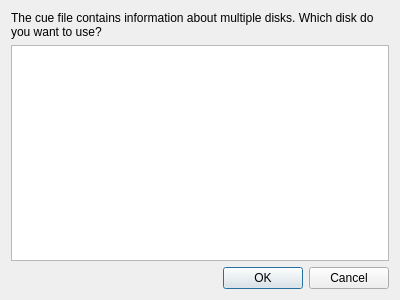
Above: gui/cuediskselectdialog/cuediskselectdialog.ui from flacon/flacon before the change. Below: the same form after it.
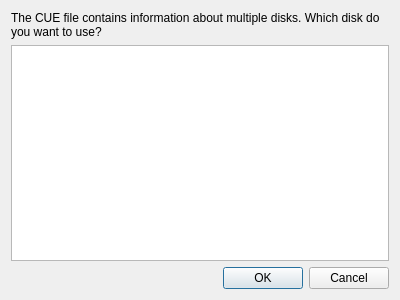
That is the form after the change.

```diff
--- a/gui/cuediskselectdialog/cuediskselectdialog.ui
+++ b/gui/cuediskselectdialog/cuediskselectdialog.ui
@@ -17,7 +17,7 @@
    <item>
     <widget class="QLabel" name="text">
      <property name="text">
-      <string>The cue file contains information about multiple disks. Which disk do you want to use?</string>
+      <string>The CUE file contains information about multiple disks. Which disk do you want to use?</string>
      </property>
      <property name="wordWrap">
       <bool>true</bool>
```
